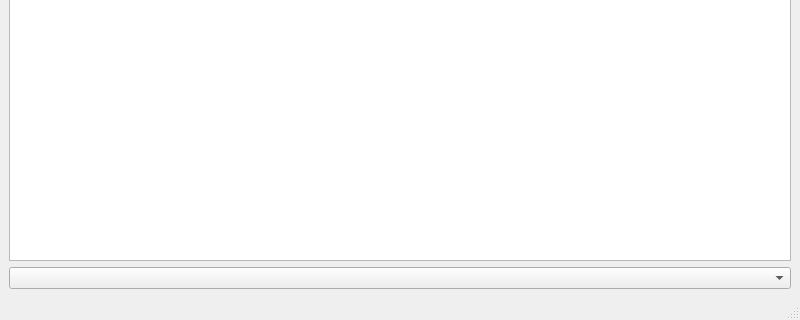
Above: src/mainwindow.ui from FomkaExe/DeleteDuplicatedFiles before the change; both pictures show x 0 to 800 and y 280 to 600 of the 800 by 600 pixel window. Below: the same form after it.
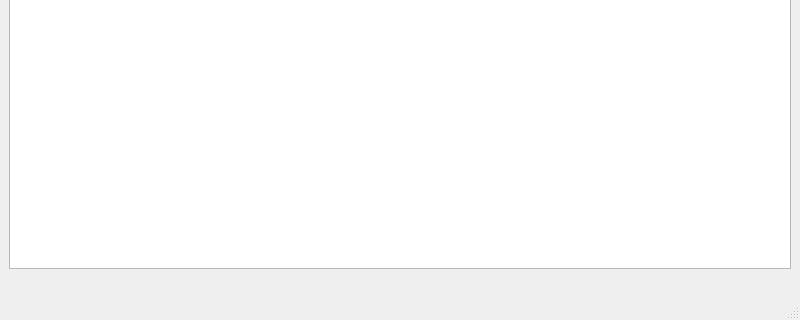
That is the form after the change.

Commit message: Add label that displays working directory

```diff
--- a/src/mainwindow.ui
+++ b/src/mainwindow.ui
@@ -79,7 +79,11 @@
      </layout>
     </item>
     <item row="2" column="0">
-     <widget class="QComboBox" name="comboBox"/>
+     <widget class="QLabel" name="labelDir">
+      <property name="text">
+       <string/>
+      </property>
+     </widget>
     </item>
    </layout>
   </widget>
```
Left out of the diff: 20 changed lines with no effect on the pictures. The commit also changes 1 other file.
